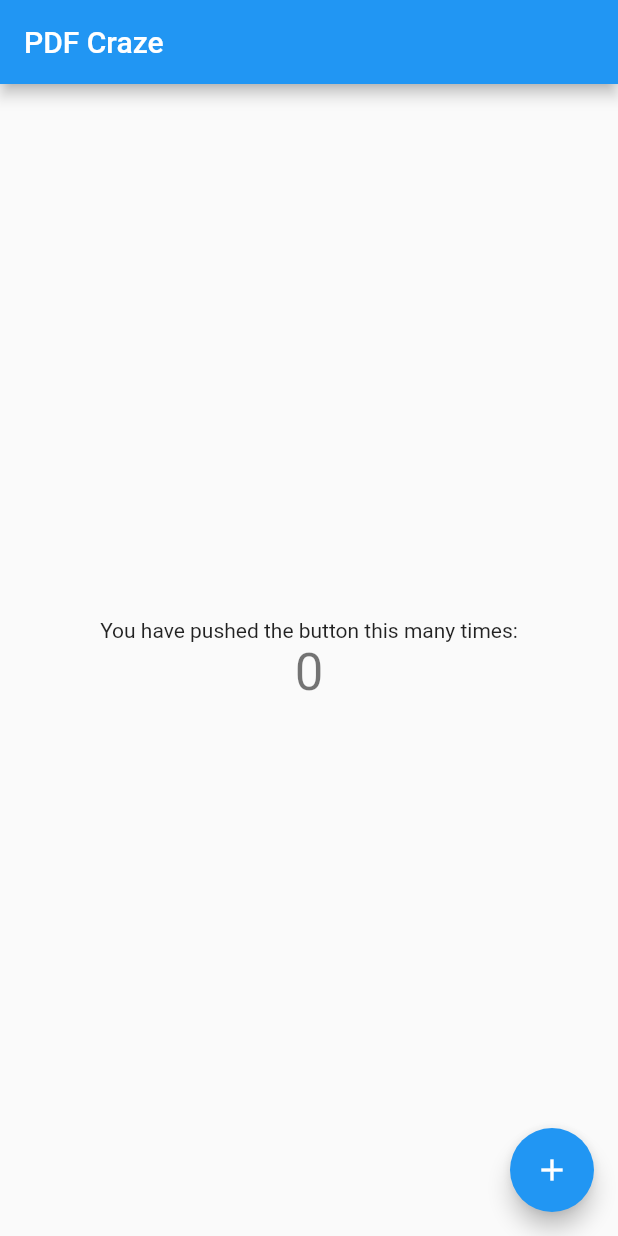
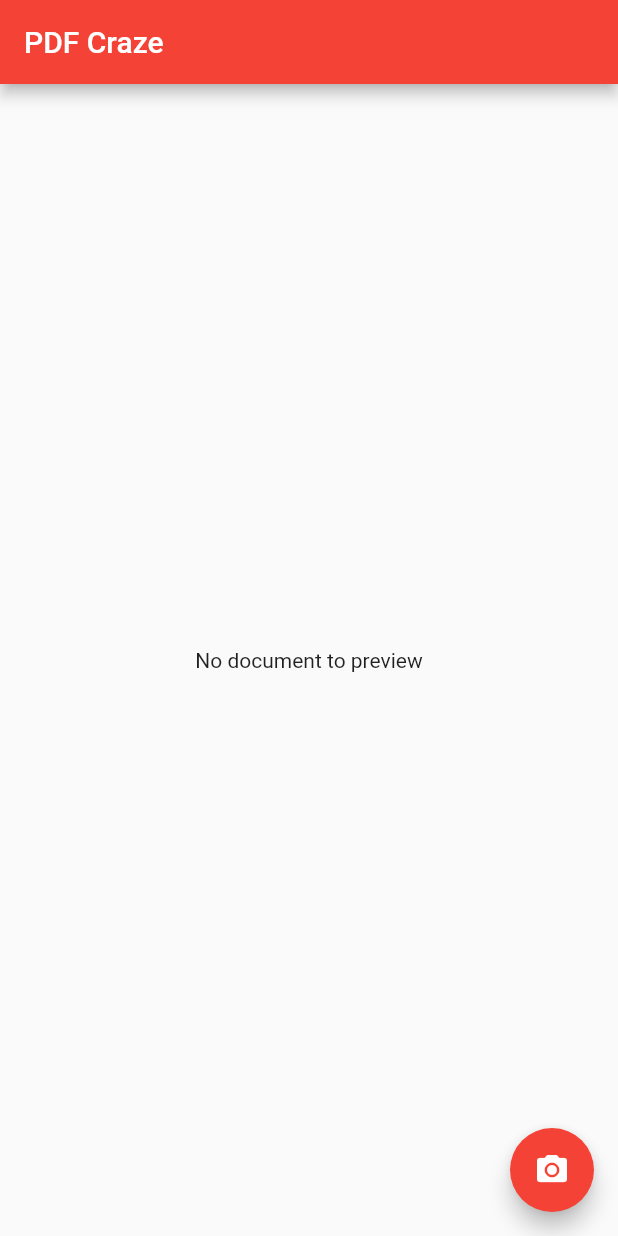
Before and after one commit to ImAliSuleiman/pdf-craze, a Flutter app: the screen it shows after launch, on a phone screen of 412 x 824 dp. Run offline on Flutter 3.47's test engine with Material 2 defaults, Android fonts, the phone set to English and light mode, and no system bars; our stand-ins replace camera.

Commit message:
Initialize camera

```diff
--- a/lib/main.dart
+++ b/lib/main.dart
@@ -1,29 +1,17 @@
 import 'package:flutter/material.dart';
+import 'package:pdf_craze/routes/camera.dart';
 
 void main() {
   runApp(MyApp());
 }
 
 class MyApp extends StatelessWidget {
-  // This widget is the root of your application.
   @override
   Widget build(BuildContext context) {
     return MaterialApp(
       title: 'PDF Craze',
       theme: ThemeData(
-        // This is the theme of your application.
-        //
-        // Try running your application with "flutter run". You'll see the
-        // application has a blue toolbar. Then, without quitting the app, try
-        // changing the primarySwatch below to Colors.green and then invoke
-        // "hot reload" (press "r" in the console where you ran "flutter run",
-        // or simply save your changes to "hot reload" in a Flutter IDE).
-        // Notice that the counter didn't reset back to zero; the application
-        // is not restarted.
-        primarySwatch: Colors.blue,
-        // This makes the visual density adapt to the platform that you run
-        // the app on. For desktop platforms, the controls will be smaller and
-        // closer together (more dense) than on mobile platforms.
+        primarySwatch: Colors.red,
         visualDensity: VisualDensity.adaptivePlatformDensity,
       ),
       home: MyHomePage(title: 'PDF Craze'),
@@ -34,15 +22,6 @@ class MyApp extends StatelessWidget {
 class MyHomePage extends StatefulWidget {
   MyHomePage({Key key, this.title}) : super(key: key);
 
-  // This widget is the home page of your application. It is stateful, meaning
-  // that it has a State object (defined below) that contains fields that affect
-  // how it looks.
-
-  // This class is the configuration for the state. It holds the values (in this
-  // case the title) provided by the parent (in this case the App widget) and
-  // used by the build method of the State. Fields in a Widget subclass are
-  // always marked "final".
-
   final String title;
 
   @override
@@ -50,67 +29,27 @@ class MyHomePage extends StatefulWidget {
 }
 
 class _MyHomePageState extends State<MyHomePage> {
-  int _counter = 0;
-
-  void _incrementCounter() {
-    setState(() {
-      // This call to setState tells the Flutter framework that something has
-      // changed in this State, which causes it to rerun the build method below
-      // so that the display can reflect the updated values. If we changed
-      // _counter without calling setState(), then the build method would not be
-      // called again, and so nothing would appear to happen.
-      _counter++;
-    });
+  void _gotoCamera() {
+    Navigator.of(context).push(
+      MaterialPageRoute(builder: (context) {
+        return CameraPage();
+      }),
+    );
   }
 
   @override
   Widget build(BuildContext context) {
-    // This method is rerun every time setState is called, for instance as done
-    // by the _incrementCounter method above.
-    //
-    // The Flutter framework has been optimized to make rerunning build methods
-    // fast, so that you can just rebuild anything that needs updating rather
-    // than having to individually change instances of widgets.
     return Scaffold(
       appBar: AppBar(
-        // Here we take the value from the MyHomePage object that was created by
-        // the App.build method, and use it to set our appbar title.
         title: Text(widget.title),
       ),
       body: Center(
-        // Center is a layout widget. It takes a single child and positions it
-        // in the middle of the parent.
-        child: Column(
-          // Column is also a layout widget. It takes a list of children and
-          // arranges them vertically. By default, it sizes itself to fit its
-          // children horizontally, and tries to be as tall as its parent.
-          //
-          // Invoke "debug painting" (press "p" in the console, choose the
-          // "Toggle Debug Paint" action from the Flutter Inspector in Android
-          // Studio, or the "Toggle Debug Paint" command in Visual Studio Code)
-          // to see the wireframe for each widget.
-          //
-          // Column has various properties to control how it sizes itself and
-          // how it positions its children. Here we use mainAxisAlignment to
-          // center the children vertically; the main axis here is the vertical
-          // axis because Columns are vertical (the cross axis would be
-          // horizontal).
-          mainAxisAlignment: MainAxisAlignment.center,
-          children: <Widget>[
-            Text(
-              'You have pushed the button this many times:',
-            ),
-            Text(
-              '$_counter',
-              style: Theme.of(context).textTheme.headline4,
-            ),
-          ],
-        ),
+        child: Text('No document to preview'),
       ),
       floatingActionButton: FloatingActionButton(
-        onPressed: _incrementCounter,
-        tooltip: 'Increment',
-        child: Icon(Icons.add),
+        onPressed: _gotoCamera,
+        tooltip: 'Add Document',
+        child: Icon(Icons.camera_alt),
       ), // This trailing comma makes auto-formatting nicer for build methods.
     );
   }
--- a/pubspec.yaml
+++ b/pubspec.yaml
@@ -29,7 +29,11 @@ dependencies:
   # Use with the CupertinoIcons class for iOS style icons.
   cupertino_icons: ^0.1.3
   pdf: ^1.9.0
-  flutter_cached_pdfview: ^0.1.7
+  # flutter_cached_pdfview: ^0.1.7
+  advance_pdf_viewer: ^1.1.6
+  camera: ^0.5.8+2
+  path_provider: ^1.6.11
+  path: any
 
 dev_dependencies:
   flutter_test:
```
Also changed, not shown: lib/routes/camera.dart (added, +83 -0 lines), pubspec.lock, 4 other files.
